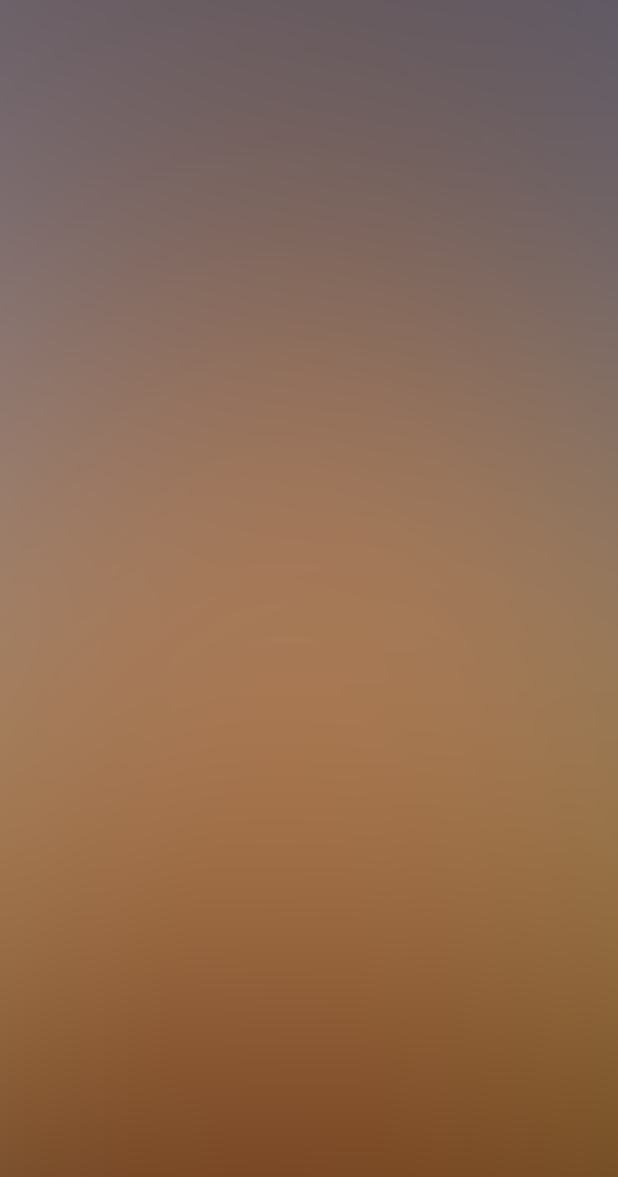
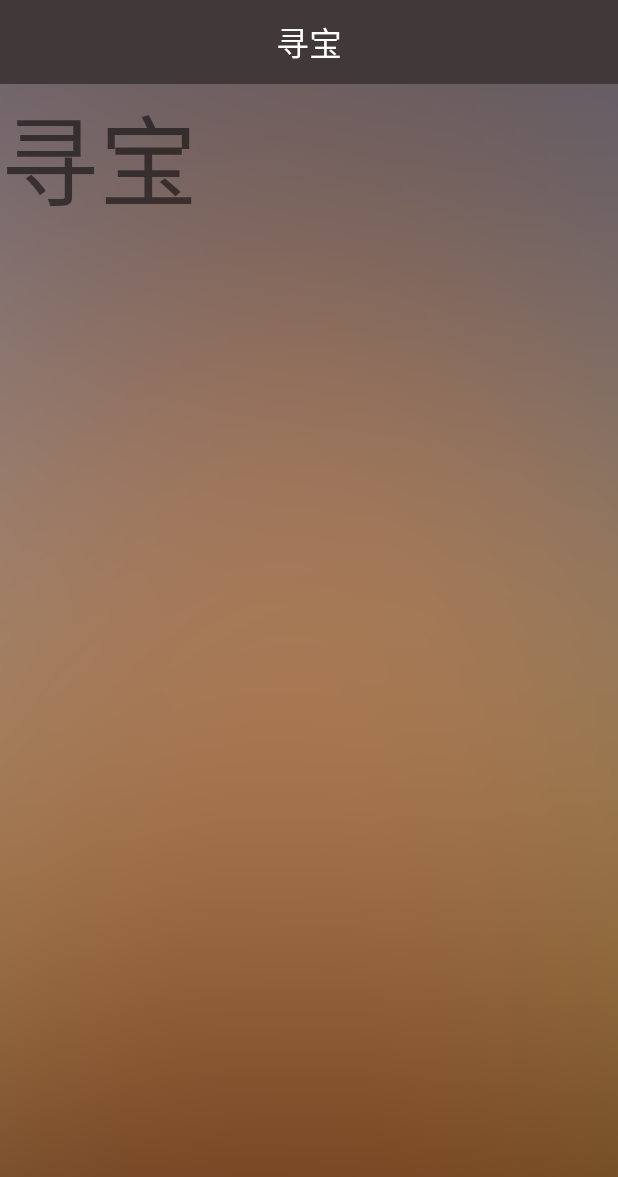
Before and after one commit to feicui-android/truesure, an Android app: the HomeActivity screen opened directly, with no data from a screen before it, on a phone screen of 412 x 824 dp. Shown: the top 1177 px of the screen. Run offline under Robolectric (Android 15) with nearby library versions, the phone set to English and light mode, and no system bars.

Commit message:
主页面搭建(左侧抽屉)

```diff
--- a/app/build.gradle
+++ b/app/build.gradle
@@ -23,9 +23,12 @@ dependencies {
     compile fileTree(dir: 'libs', include: ['*.jar'])
     testCompile 'junit:junit:4.12'
     compile 'com.android.support:appcompat-v7:23.2.1'
+    compile 'com.android.support:design:23.2.1'
 
     compile 'com.hannesdorfmann.mosby:mvp:2.0.1'
     compile 'com.google.code.gson:gson:2.6.2'
     compile 'com.jakewharton:butterknife:7.0.1'
     compile 'com.squareup.retrofit2:retrofit:2.0.2'
+
+    compile 'com.pkmmte.view:circularimageview:1.1'
 }
--- a/app/src/main/AndroidManifest.xml
+++ b/app/src/main/AndroidManifest.xml
@@ -19,7 +19,7 @@
         </activity>
         <activity android:name=".user.login.LoginActivity" />
         <activity android:name=".user.register.RegisterActivity" />
-        <activity android:name=".HomeActivity"></activity>
+        <activity android:name=".treasure.HomeActivity"></activity>
     </application>
 
 </manifest>
--- a/app/src/main/java/com/feicuiedu/treasure/HomeActivity.java
+++ b/app/src/main/java/com/feicuiedu/treasure/treasure/HomeActivity.java
@@ -1,7 +1,9 @@
-package com.feicuiedu.treasure;
+package com.feicuiedu.treasure.treasure;
 
 import android.support.v7.app.AppCompatActivity;
 import android.os.Bundle;
+
+import com.feicuiedu.treasure.R;
 
 public class HomeActivity extends AppCompatActivity {
 
--- /dev/null
+++ b/app/src/main/java/com/feicuiedu/treasure/treasure/MapFragment.java
@@ -0,0 +1,22 @@
+package com.feicuiedu.treasure.treasure;
+
+import android.app.Fragment;
+import android.os.Bundle;
+import android.support.annotation.Nullable;
+import android.view.LayoutInflater;
+import android.view.View;
+import android.view.ViewGroup;
+
+import com.feicuiedu.treasure.R;
+
+/**
+ * Created by Administrator on 2016/6/15 0015.
+ */
+public class MapFragment extends Fragment{
+
+    @Nullable
+    @Override
+    public View onCreateView(LayoutInflater inflater, ViewGroup container, Bundle savedInstanceState) {
+        return inflater.inflate(R.layout.fragment_map,container,false);
+    }
+}
--- a/app/src/main/java/com/feicuiedu/treasure/user/login/LoginActivity.java
+++ b/app/src/main/java/com/feicuiedu/treasure/user/login/LoginActivity.java
@@ -14,7 +14,7 @@ import android.widget.Button;
 import android.widget.EditText;
 
 import com.feicuiedu.treasure.Constants;
-import com.feicuiedu.treasure.HomeActivity;
+import com.feicuiedu.treasure.treasure.HomeActivity;
 import com.feicuiedu.treasure.R;
 import com.feicuiedu.treasure.commons.ActivityUtils;
 import com.feicuiedu.treasure.commons.RegexUtils;
--- a/app/src/main/java/com/feicuiedu/treasure/user/register/RegisterActivity.java
+++ b/app/src/main/java/com/feicuiedu/treasure/user/register/RegisterActivity.java
@@ -14,7 +14,7 @@ import android.widget.Button;
 import android.widget.EditText;
 
 import com.feicuiedu.treasure.Constants;
-import com.feicuiedu.treasure.HomeActivity;
+import com.feicuiedu.treasure.treasure.HomeActivity;
 import com.feicuiedu.treasure.R;
 import com.feicuiedu.treasure.commons.ActivityUtils;
 import com.feicuiedu.treasure.commons.RegexUtils;
--- a/app/src/main/res/layout/activity_home.xml
+++ b/app/src/main/res/layout/activity_home.xml
@@ -1,12 +1,29 @@
 <?xml version="1.0" encoding="utf-8"?>
-<RelativeLayout xmlns:android="http://schemas.android.com/apk/res/android"
+<!--DrawerLayout 抽屉-->
+<android.support.v4.widget.DrawerLayout
+    xmlns:android="http://schemas.android.com/apk/res/android"
     xmlns:tools="http://schemas.android.com/tools"
+    xmlns:app="http://schemas.android.com/apk/res-auto"
     android:layout_width="match_parent"
     android:layout_height="match_parent"
-    android:paddingBottom="@dimen/activity_vertical_margin"
-    android:paddingLeft="@dimen/activity_horizontal_margin"
-    android:paddingRight="@dimen/activity_horizontal_margin"
-    android:paddingTop="@dimen/activity_vertical_margin"
-    tools:context="com.feicuiedu.treasure.HomeActivity">
-
-</RelativeLayout>
+    tools:context=".treasure.HomeActivity">
+    <!-- 内容-->
+    <include
+        android:id="@+id/home"
+        layout="@layout/content_home"
+        android:layout_width="match_parent"
+        android:layout_height="match_parent"/>
+    <!-- 视图(Drawer) NavigationView-->
+    <!--app:headerLayout-->
+    <!--app:menu-->
+    <!--android:layout_gravity: start(左侧抽屉) or end(右侧抽屉)-->
+    <android.support.design.widget.NavigationView
+        android:layout_width="match_parent"
+        android:layout_height="match_parent"
+        android:layout_marginTop="?attr/actionBarSize"
+        android:layout_gravity="start"
+        android:background="@color/colorDrawerBackground"
+        app:headerLayout="@layout/layout_nav_header"
+        app:menu="@menu/menu_drawer"
+        app:itemTextColor="@color/selector_nav_icon_colors"/>
+</android.support.v4.widget.DrawerLayout>
--- /dev/null
+++ b/app/src/main/res/layout/content_home.xml
@@ -0,0 +1,32 @@
+<?xml version="1.0" encoding="utf-8"?>
+<RelativeLayout xmlns:android="http://schemas.android.com/apk/res/android"
+    xmlns:app="http://schemas.android.com/apk/res-auto"
+    xmlns:tools="http://schemas.android.com/tools"
+    android:layout_width="match_parent"
+    android:layout_height="match_parent"
+    tools:context=".treasure.home.HomeActivity">
+
+    <android.support.v7.widget.Toolbar
+        android:id="@+id/toolbar"
+        android:layout_width="match_parent"
+        android:layout_height="?attr/actionBarSize"
+        android:background="?attr/colorPrimary"
+        android:theme="@style/AppTheme.AppBarOverlay"
+        app:titleTextColor="@android:color/white">
+
+        <TextView
+            android:layout_width="wrap_content"
+            android:layout_height="wrap_content"
+            android:layout_gravity="center"
+            android:text="@string/app_name"
+            android:textColor="@android:color/white"
+            android:textSize="@dimen/sp_22" />
+    </android.support.v7.widget.Toolbar>
+
+    <fragment
+        android:id="@+id/mapFragment"
+        android:name="com.feicuiedu.treasure.treasure.MapFragment"
+        android:layout_width="match_parent"
+        android:layout_height="match_parent"
+        android:layout_below="@+id/toolbar" />
+</RelativeLayout>
--- /dev/null
+++ b/app/src/main/res/layout/fragment_map.xml
@@ -0,0 +1,15 @@
+<FrameLayout xmlns:android="http://schemas.android.com/apk/res/android"
+    xmlns:tools="http://schemas.android.com/tools"
+    android:layout_width="match_parent"
+    android:layout_height="match_parent"
+    tools:context="com.feicuiedu.refactorcoreth.treasure.home.map.MapFragment">
+
+    <!-- TODO: Update blank fragment layout -->
+    <TextView
+        android:layout_width="match_parent"
+        android:layout_height="match_parent"
+
+        android:textSize="66sp"
+        android:text="@string/app_name" />
+
+</FrameLayout>
--- /dev/null
+++ b/app/src/main/res/layout/layout_nav_header.xml
@@ -0,0 +1,39 @@
+<?xml version="1.0" encoding="utf-8"?>
+<RelativeLayout xmlns:android="http://schemas.android.com/apk/res/android"
+    xmlns:app="http://schemas.android.com/apk/res-auto"
+    xmlns:tools="http://schemas.android.com/tools"
+    android:layout_width="match_parent"
+    android:layout_height="@dimen/dp_200"
+    android:background="@drawable/bg_world"
+    android:fitsSystemWindows="true"
+    android:theme="@style/ThemeOverlay.AppCompat.Dark"
+    tools:ignore="Overdraw">
+
+    <com.pkmmte.view.CircularImageView
+        android:id="@+id/iv_userIcon"
+        android:layout_width="@dimen/dp_100"
+        android:layout_height="@dimen/dp_100"
+        android:layout_centerInParent="true"
+        android:scaleType="centerInside"
+        android:src="@drawable/user_icon"
+        app:border="true"
+        app:border_color="#16f5f5f5"
+        app:border_width="@dimen/dp_8"
+        app:selector="true"
+        app:selector_color="#4D000000"
+        app:selector_stroke_color="#16f5f5f5"
+        app:selector_stroke_width="@dimen/dp_8"
+        app:shadow="false" />
+
+    <TextView
+        android:id="@+id/user_name"
+        android:layout_width="wrap_content"
+        android:layout_height="wrap_content"
+        android:layout_below="@+id/iv_userIcon"
+        android:layout_centerHorizontal="true"
+        android:layout_marginTop="@dimen/dp_10"
+        android:text="@string/treasure_expert"
+        android:textColor="@android:color/white"
+        android:textSize="@dimen/sp_16" />
+
+</RelativeLayout>
--- /dev/null
+++ b/app/src/main/res/menu/menu_drawer.xml
@@ -0,0 +1,38 @@
+<?xml version="1.0" encoding="utf-8"?>
+<menu xmlns:android="http://schemas.android.com/apk/res/android">
+
+    <!-- 放在group中是为了使用group自带的分割线-->
+    <group android:id="@+id/group1" android:checkableBehavior="single">
+        <item
+            android:id="@+id/menu_item_hide"
+            android:icon="@drawable/ic_hide"
+            android:title="@string/hide_treasure" />
+    </group>
+
+    <group android:id="@+id/group2" android:checkableBehavior="single">
+        <item
+            android:id="@+id/menu_item_my_list"
+            android:icon="@drawable/ic_my_list"
+            android:title="@string/my_list"/>
+    </group>
+
+    <group android:id="@+id/group3" android:checkableBehavior="single">
+        <item
+            android:id="@+id/menu_item_help"
+            android:icon="@drawable/ic_live_help"
+            android:title="@string/about_help"/>
+    </group>
+
+    <group android:id="@+id/group4" android:checkableBehavior="single">
+        <item
+            android:id="@+id/menu_item_logout"
+            android:icon="@drawable/ic_logout"
+            android:title="@string/log_out"/>
+    </group>
+
+    <group android:id="@+id/group5" android:checkableBehavior="single">
+
+    </group>
+
+
+</menu>
```
